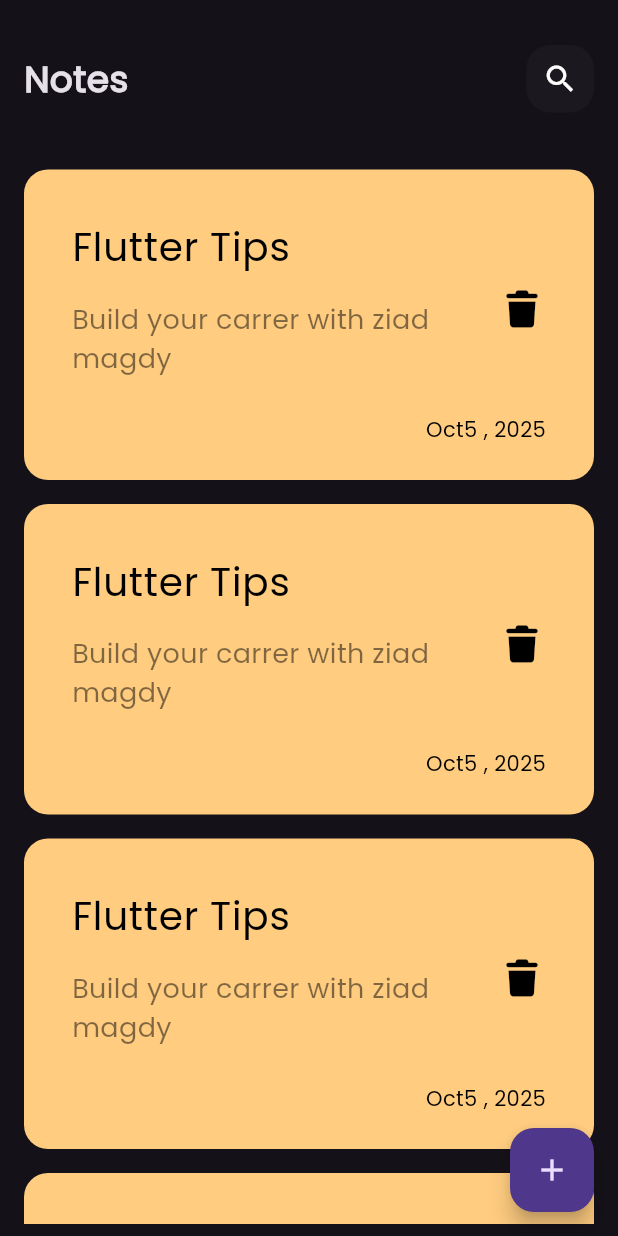
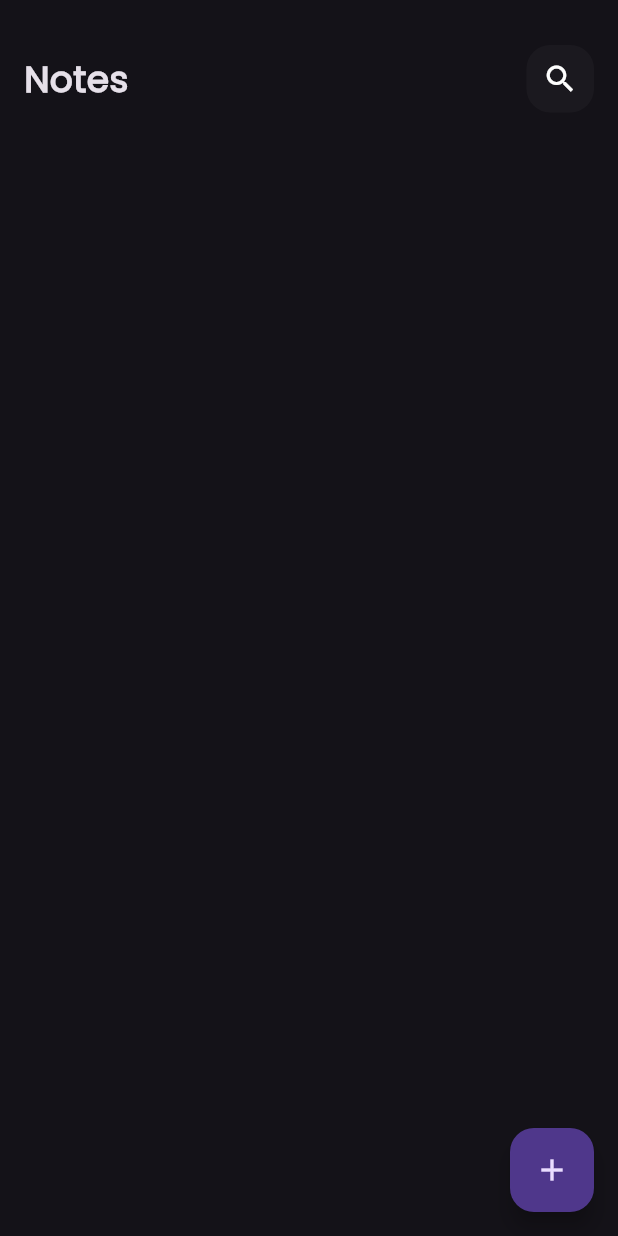
Before and after one commit to ziadmagdy109/Simple-Notes, a Flutter app: the screen it shows after launch, on a phone screen of 412 x 824 dp. Run offline on Flutter 3.47's test engine with Material 3 defaults, Android fonts, the phone set to English and light mode, and no system bars; our stand-ins replace bloc, flutter_bloc, font_awesome_flutter, hive, hive_flutter; accounts and stored records are empty; statements that could not run were skipped.

Commit message:
delete note done

```diff
--- a/lib/cubits/notes/cubit/all_notes_cubit.dart
+++ b/lib/cubits/notes/cubit/all_notes_cubit.dart
@@ -8,14 +8,9 @@ part 'all_notes_state.dart';
 
 class AllNotesCubit extends Cubit<AllNotesState> {
   AllNotesCubit() : super(AllNotesInitial());
-
+  List<NoteModel>? notes;
   fetshData() async {
-    try {
-      var notesBox = Hive.box<NoteModel>(kNotesBox);
-      List<NoteModel> notes = notesBox.values.toList();
-      emit(AllNotesSucess(notes));
-    } catch (e) {
-      emit(AllNotesFailure(errMes: e.toString()));
-    }
+    var notesBox = Hive.box<NoteModel>(kNotesBox);
+    notes = notesBox.values.toList();
   }
 }
--- a/lib/cubits/notes/cubit/all_notes_state.dart
+++ b/lib/cubits/notes/cubit/all_notes_state.dart
@@ -4,15 +4,3 @@ part of 'all_notes_cubit.dart';
 sealed class AllNotesState {}
 
 final class AllNotesInitial extends AllNotesState {}
-
-final class AllNotesLoading extends AllNotesState {}
-
-final class AllNotesSucess extends AllNotesState {
-  final List<NoteModel> notes;
-  AllNotesSucess(this.notes);
-}
-
-final class AllNotesFailure extends AllNotesState {
-  final String errMes;
-  AllNotesFailure({required this.errMes});
-}
--- a/lib/views/notes_view.dart
+++ b/lib/views/notes_view.dart
@@ -1,34 +1,25 @@
 import 'package:flutter/material.dart';
 import 'package:flutter_bloc/flutter_bloc.dart';
 import 'package:notes/cubits/notes/cubit/all_notes_cubit.dart';
+import 'package:notes/views/notes_view_body.dart';
 import 'package:notes/widgets/add_note_bottom_sheet.dart';
-import 'package:notes/widgets/custom_app_bar.dart';
-import 'package:notes/widgets/notes_list_view.dart';
 
-class NotesView extends StatelessWidget {
+class NotesView extends StatefulWidget {
   const NotesView({super.key});
 
+  @override
+  State<NotesView> createState() => _NotesViewState();
+}
+
+class _NotesViewState extends State<NotesView> {
   @override
   Widget build(BuildContext context) {
     return SafeArea(
       child: BlocProvider(
         create: (context) => AllNotesCubit(),
         child: Scaffold(
-          body: Padding(
-            padding: const EdgeInsets.symmetric(horizontal: 16),
-            child: Column(
-              children: [
-                SizedBox(height: 30),
-                customAppBar(icon: Icons.search),
-                Expanded(
-                  child: Padding(
-                    padding: const EdgeInsets.only(top: 30, bottom: 8),
-                    child: NotesListView(),
-                  ),
-                ),
-              ],
-            ),
-          ),
+          body: NotesViewBody(),
+          resizeToAvoidBottomInset: false,
           floatingActionButton: FloatingActionButton(
             onPressed: () {
               showModalBottomSheet(
--- /dev/null
+++ b/lib/views/notes_view_body.dart
@@ -0,0 +1,43 @@
+import 'package:flutter/material.dart';
+import 'package:flutter_bloc/flutter_bloc.dart';
+import 'package:notes/cubits/notes/cubit/all_notes_cubit.dart';
+import 'package:notes/widgets/custom_app_bar.dart';
+import 'package:notes/widgets/notes_list_view.dart';
+
+class NotesViewBody extends StatefulWidget {
+  const NotesViewBody({super.key});
+
+  @override
+  State<NotesViewBody> createState() => _NotesViewBodyState();
+}
+
+class _NotesViewBodyState extends State<NotesViewBody> {
+  @override
+  void initState() {
+    BlocProvider.of<AllNotesCubit>(context).fetshData();
+    super.initState();
+  }
+
+  @override
+  Widget build(BuildContext context) {
+    return SafeArea(
+      child: Scaffold(
+        body: Padding(
+          padding: const EdgeInsets.symmetric(horizontal: 16),
+          child: Column(
+            children: [
+              SizedBox(height: 30),
+              customAppBar(icon: Icons.search),
+              Expanded(
+                child: Padding(
+                  padding: const EdgeInsets.only(top: 30, bottom: 8),
+                  child: NotesListView(),
+                ),
+              ),
+            ],
+          ),
+        ),
+      ),
+    );
+  }
+}
--- a/lib/widgets/note_item.dart
+++ b/lib/widgets/note_item.dart
@@ -1,10 +1,11 @@
 import 'package:flutter/material.dart';
 import 'package:font_awesome_flutter/font_awesome_flutter.dart';
+import 'package:notes/models/note_model.dart';
 import 'package:notes/views/edit_note_view.dart';
 
 class NoteItem extends StatelessWidget {
-  const NoteItem({super.key});
-
+  const NoteItem({super.key, required this.note});
+  final NoteModel note;
   @override
   Widget build(BuildContext context) {
     return GestureDetector(
@@ -17,21 +18,21 @@ class NoteItem extends StatelessWidget {
       child: Container(
         padding: EdgeInsets.only(top: 24, bottom: 24, left: 16),
         decoration: BoxDecoration(
-          color: Color(0xffFFCC80),
+          color: Color(note.color),
           borderRadius: BorderRadius.circular(16),
         ),
         child: Column(
           crossAxisAlignment: CrossAxisAlignment.end,
           children: [
             ListTile(
-              title: const Text(
-                "Flutter Tips",
+              title: Text(
+                note.title,
                 style: TextStyle(fontSize: 26, color: Colors.black),
               ),
               subtitle: Padding(
                 padding: const EdgeInsets.only(top: 16, bottom: 16),
                 child: Text(
-                  "Build your carrer with ziad magdy",
+                  note.subTitle,
                   style: TextStyle(
                     color: Colors.black.withOpacity(.5),
                     fontSize: 18,
@@ -39,13 +40,15 @@ class NoteItem extends StatelessWidget {
                 ),
               ),
               trailing: IconButton(
-                onPressed: () {},
+                onPressed: () {
+                  note.delete();
+                },
                 icon: Icon(FontAwesomeIcons.trash, color: Colors.black),
               ),
             ),
             Padding(
               padding: const EdgeInsets.only(right: 32),
-              child: Text("Oct5 , 2025", style: TextStyle(color: Colors.black)),
+              child: Text(note.date, style: TextStyle(color: Colors.black)),
             ),
           ],
         ),
--- a/lib/widgets/notes_list_view.dart
+++ b/lib/widgets/notes_list_view.dart
@@ -1,4 +1,7 @@
 import 'package:flutter/material.dart';
+import 'package:flutter_bloc/flutter_bloc.dart';
+import 'package:notes/cubits/notes/cubit/all_notes_cubit.dart';
+import 'package:notes/models/note_model.dart';
 import 'package:notes/widgets/note_item.dart';
 
 class NotesListView extends StatelessWidget {
@@ -6,13 +9,18 @@ class NotesListView extends StatelessWidget {
 
   @override
   Widget build(BuildContext context) {
-    return ListView.builder(
-      padding: EdgeInsets.zero,
-      itemBuilder: (context, index) => Padding(
-        padding: const EdgeInsets.symmetric(vertical: 8),
-        child: NoteItem(),
-      ),
-      itemCount: 10,
+    return BlocBuilder<AllNotesCubit, AllNotesState>(
+      builder: (context, state) {
+        List<NoteModel> notes = BlocProvider.of<AllNotesCubit>(context).notes!;
+        return ListView.builder(
+          padding: EdgeInsets.zero,
+          itemBuilder: (context, index) => Padding(
+            padding: const EdgeInsets.symmetric(vertical: 8),
+            child: NoteItem(note: notes[index]),
+          ),
+          itemCount: notes.length,
+        );
+      },
     );
   }
 }
--- a/pubspec.yaml
+++ b/pubspec.yaml
@@ -36,6 +36,7 @@ dependencies:
   font_awesome_flutter: ^10.10.0
   hive: ^2.2.3
   hive_flutter: ^1.1.0
+  intl: ^0.20.2
   modal_progress_hud_nsn: ^0.5.1
 
 dev_dependencies:
```
Also changed, not shown: lib/widgets/add_note_form.dart (+6 -1 lines), pubspec.lock.
